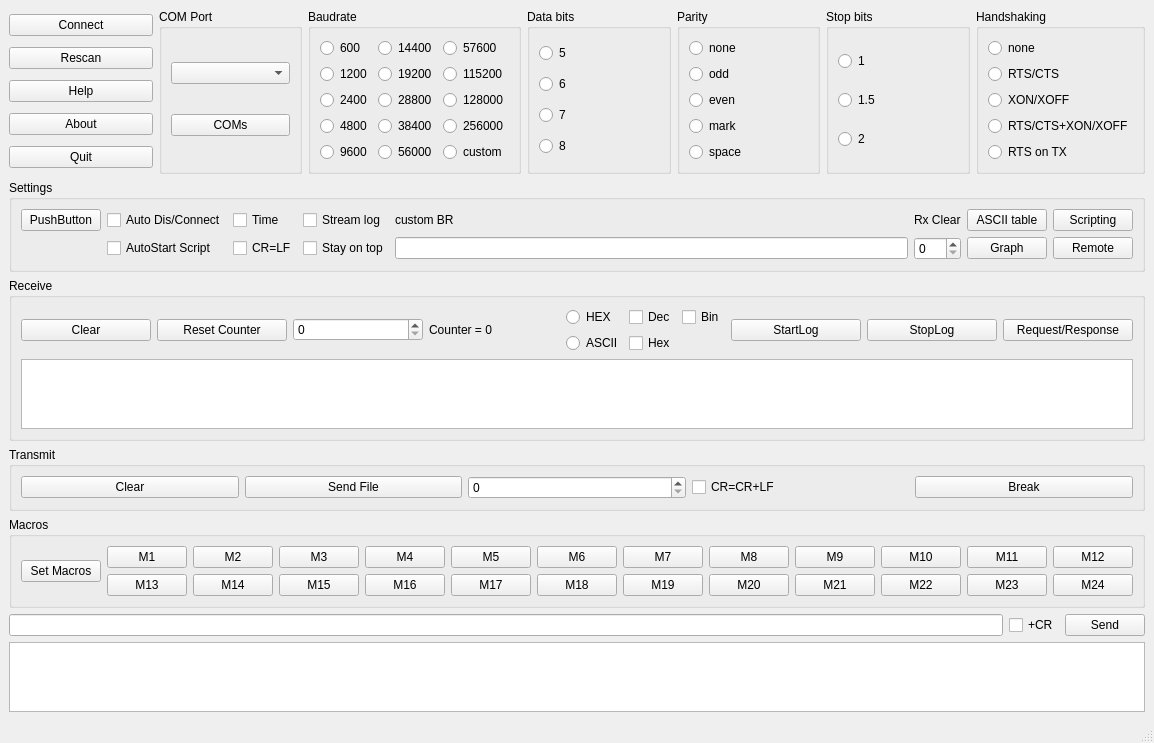
This is mainwindow.ui in ullnorse/AleksaCom as Qt 5 draws it before an edit. The edited form follows.
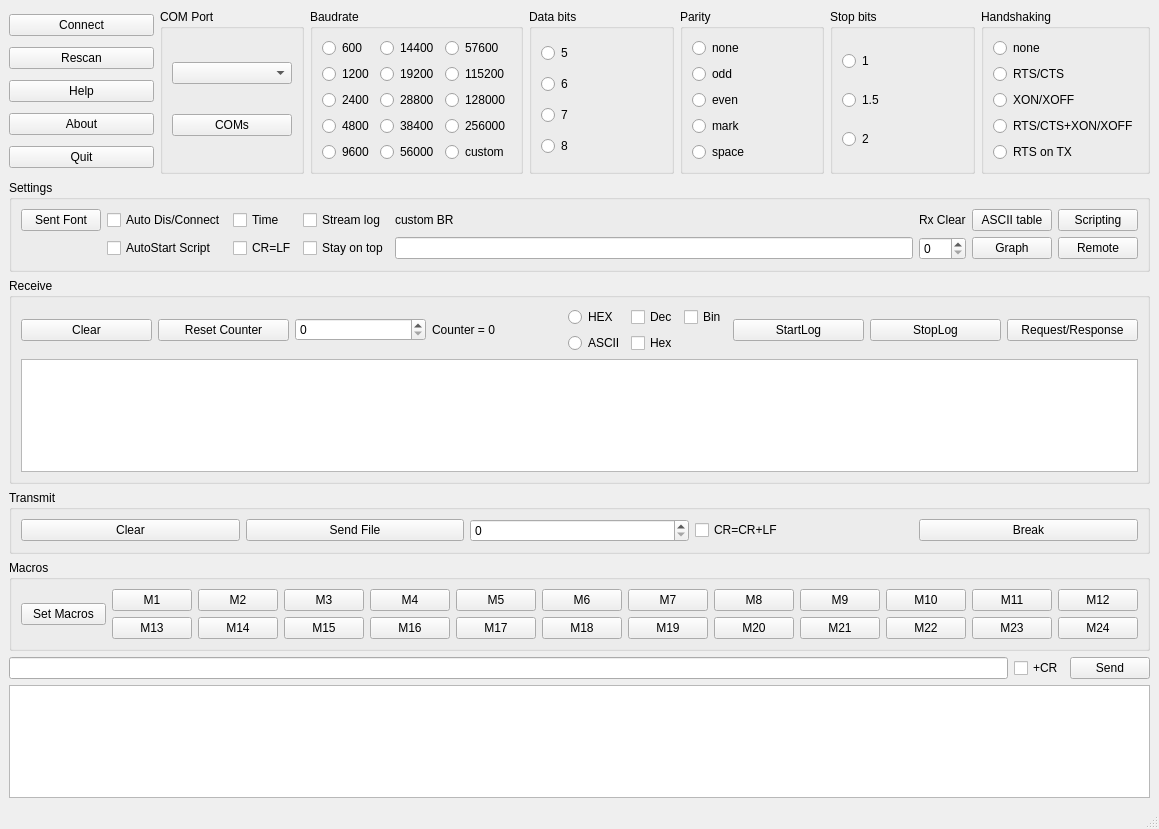
This is the edited form.

```diff
--- a/mainwindow.ui
+++ b/mainwindow.ui
@@ -6,8 +6,8 @@
    <rect>
     <x>0</x>
     <y>0</y>
-    <width>800</width>
-    <height>600</height>
+    <width>1159</width>
+    <height>829</height>
    </rect>
   </property>
   <property name="windowTitle">
@@ -362,7 +362,7 @@
        <item row="0" column="0">
         <widget class="QPushButton" name="pushButton">
          <property name="text">
-          <string>PushButton</string>
+          <string>Sent Font</string>
          </property>
         </widget>
        </item>
```
Left out of the diff: 68 changed lines with no effect on the pictures.
